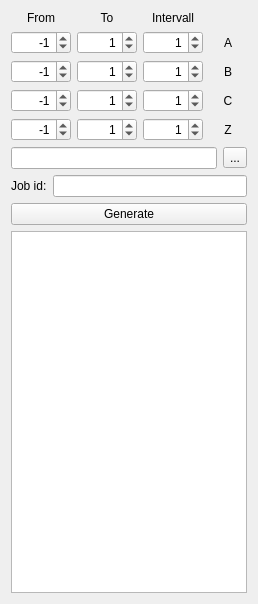
Before: the Qt Designer form src/Mod/Machining_Distortion/JobControl.ui in freefrags006/FreeCAD_Assembly, drawn with Qt 5.
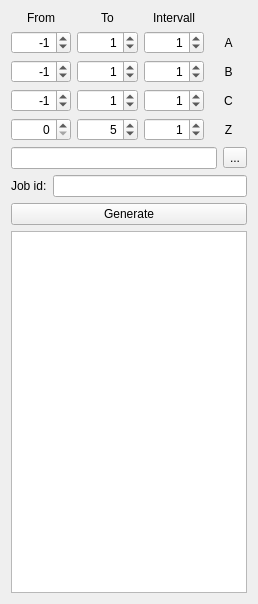
After: the same form once the commit is applied.

```diff
--- a/src/Mod/Machining_Distortion/JobControl.ui
+++ b/src/Mod/Machining_Distortion/JobControl.ui
@@ -205,10 +205,13 @@
         <set>Qt::AlignRight|Qt::AlignTrailing|Qt::AlignVCenter</set>
        </property>
        <property name="minimum">
-        <number>-99</number>
+        <number>0</number>
+       </property>
+       <property name="maximum">
+        <number>1000</number>
        </property>
        <property name="value">
-        <number>-1</number>
+        <number>0</number>
        </property>
       </widget>
      </item>
@@ -224,10 +227,13 @@
         <set>Qt::AlignRight|Qt::AlignTrailing|Qt::AlignVCenter</set>
        </property>
        <property name="minimum">
-        <number>-99</number>
+        <number>0</number>
+       </property>
+       <property name="maximum">
+        <number>10000</number>
        </property>
        <property name="value">
-        <number>1</number>
+        <number>5</number>
        </property>
       </widget>
      </item>
```
